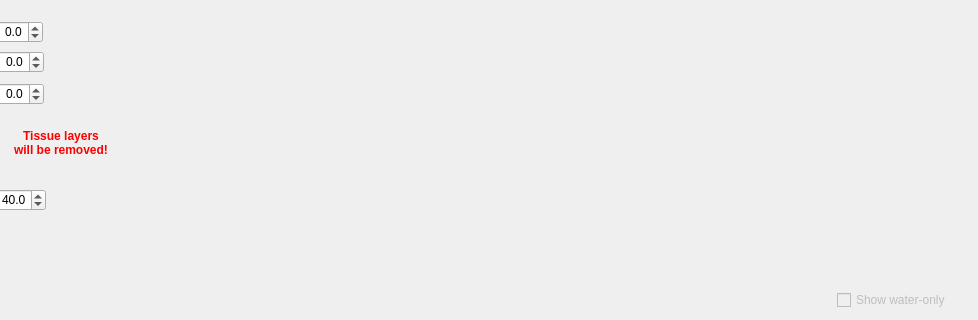
Before: the Qt Designer form BabelBrain/Babel_SingleTx/formBx.ui in ProteusMRIgHIFU/BabelBrain, drawn with Qt 5; both pictures show x 248 to 1226 and y 153 to 473 of the 1226 by 473 pixel window.
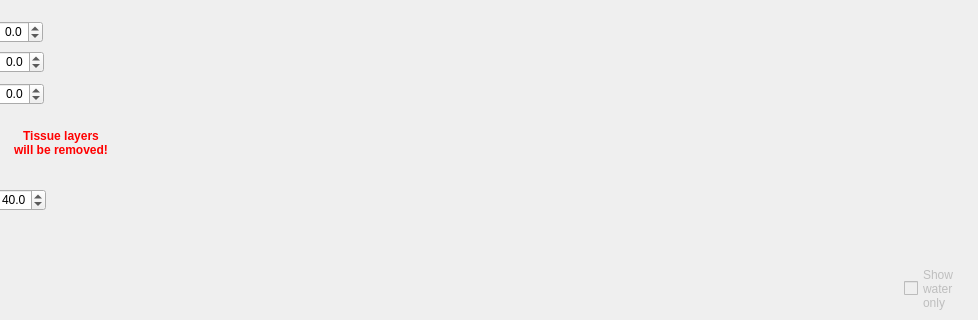
After: the same form once the commit is applied.

Commit message: Addressed issue #25 - implemented scroll bars widget for step 2 subplots for all transducer types

What changed in the file:
```diff
--- a/BabelBrain/Babel_SingleTx/formBx.ui
+++ b/BabelBrain/Babel_SingleTx/formBx.ui
@@ -165,7 +165,7 @@
      <x>343</x>
      <y>30</y>
      <width>868</width>
-     <height>400</height>
+     <height>381</height>
     </rect>
    </property>
   </widget>
@@ -297,22 +297,6 @@
     <double>40.000000000000000</double>
    </property>
   </widget>
-  <widget class="QCheckBox" name="ShowWaterResultscheckBox">
-   <property name="enabled">
-    <bool>false</bool>
-   </property>
-   <property name="geometry">
-    <rect>
-     <x>1085</x>
-     <y>443</y>
-     <width>124</width>
-     <height>20</height>
-    </rect>
-   </property>
-   <property name="text">
-    <string>Show water-only</string>
-   </property>
-  </widget>
   <widget class="QLabel" name="label_2">
    <property name="geometry">
     <rect>
@@ -379,6 +363,34 @@
     <set>Qt::AlignCenter</set>
    </property>
   </widget>
+  <widget class="QWidget" name="IsppaScrollBars" native="true">
+   <property name="geometry">
+    <rect>
+     <x>405</x>
+     <y>410</y>
+     <width>730</width>
+     <height>61</height>
+    </rect>
+   </property>
+  </widget>
+  <widget class="QCheckBox" name="ShowWaterResultscheckBox">
+   <property name="enabled">
+    <bool>false</bool>
+   </property>
+   <property name="geometry">
+    <rect>
+     <x>1152</x>
+     <y>416</y>
+     <width>71</width>
+     <height>51</height>
+    </rect>
+   </property>
+   <property name="text">
+    <string>Show
+water
+only</string>
+   </property>
+  </widget>
  </widget>
  <resources/>
  <connections/>
```
The commit also changes 9 other files.
